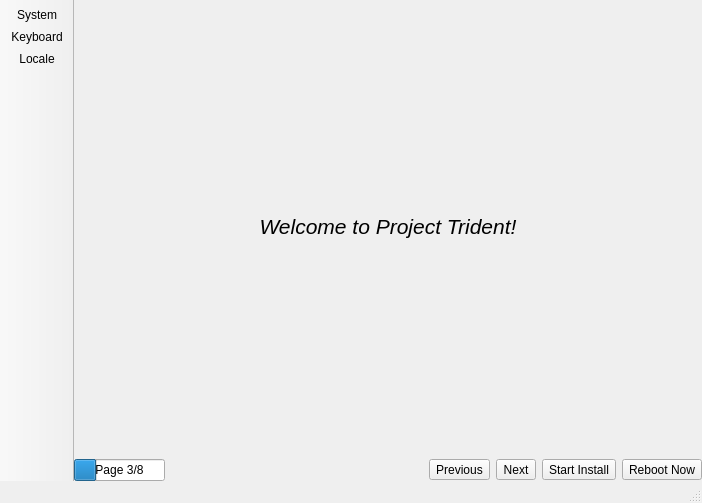
Qt form mainUI.ui (project-trident/trident-installer) before a commit.
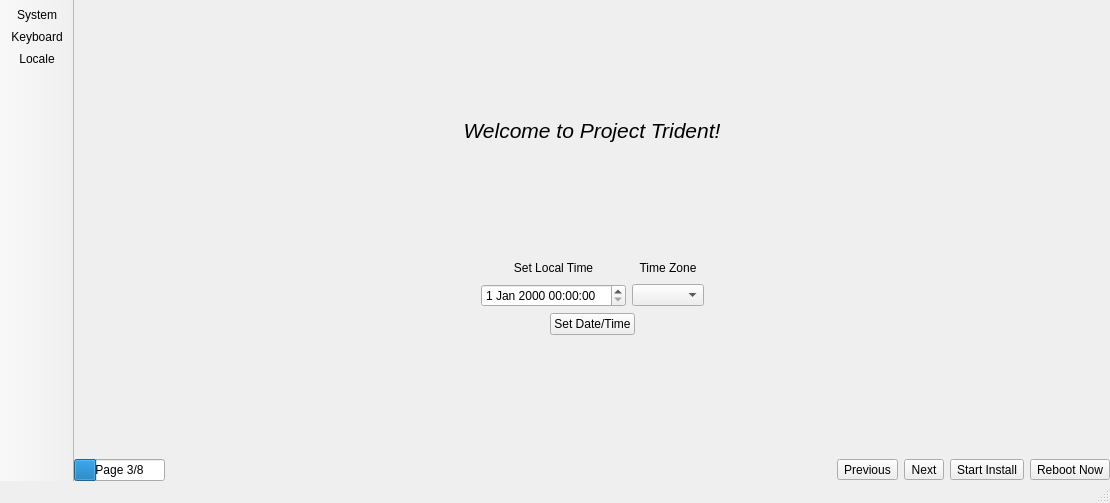
The same form after that commit. The open tabs and pages were chosen to show the change. Icons and pictures are not drawn.

Commit message: Add datetime/timezone options to the installer.

```diff
--- a/mainUI.ui
+++ b/mainUI.ui
@@ -6,7 +6,7 @@
    <rect>
     <x>0</x>
     <y>0</y>
-    <width>702</width>
+    <width>1110</width>
     <height>503</height>
    </rect>
   </property>
@@ -34,6 +34,19 @@
       </property>
       <widget class="QWidget" name="page_welcome">
        <layout class="QVBoxLayout" name="verticalLayout_6">
+        <item>
+         <spacer name="verticalSpacer_6">
+          <property name="orientation">
+           <enum>Qt::Vertical</enum>
+          </property>
+          <property name="sizeHint" stdset="0">
+           <size>
+            <width>20</width>
+            <height>40</height>
+           </size>
+          </property>
+         </spacer>
+        </item>
         <item>
          <widget class="QLabel" name="label_3">
           <property name="font">
@@ -50,6 +63,125 @@
           </property>
          </widget>
         </item>
+        <item>
+         <spacer name="verticalSpacer_5">
+          <property name="orientation">
+           <enum>Qt::Vertical</enum>
+          </property>
+          <property name="sizeHint" stdset="0">
+           <size>
+            <width>20</width>
+            <height>40</height>
+           </size>
+          </property>
+         </spacer>
+        </item>
+        <item>
+         <layout class="QGridLayout" name="gridLayout">
+          <item row="2" column="1">
+           <widget class="QDateTimeEdit" name="dateTimeEdit"/>
+          </item>
+          <item row="1" column="1">
+           <widget class="QLabel" name="label_19">
+            <property name="text">
+             <string>Set Local Time</string>
+            </property>
+            <property name="alignment">
+             <set>Qt::AlignCenter</set>
+            </property>
+           </widget>
+          </item>
+          <item row="1" column="0">
+           <spacer name="horizontalSpacer_2">
+            <property name="orientation">
+             <enum>Qt::Horizontal</enum>
+            </property>
+            <property name="sizeHint" stdset="0">
+             <size>
+              <width>40</width>
+              <height>20</height>
+             </size>
+            </property>
+           </spacer>
+          </item>
+          <item row="1" column="2">
+           <widget class="QLabel" name="label_20">
+            <property name="text">
+             <string>Time Zone</string>
+            </property>
+            <property name="alignment">
+             <set>Qt::AlignCenter</set>
+            </property>
+           </widget>
+          </item>
+          <item row="1" column="3">
+           <spacer name="horizontalSpacer_3">
+            <property name="orientation">
+             <enum>Qt::Horizontal</enum>
+            </property>
+            <property name="sizeHint" stdset="0">
+             <size>
+              <width>40</width>
+              <height>20</height>
+             </size>
+            </property>
+           </spacer>
+          </item>
+          <item row="2" column="2">
+           <widget class="QComboBox" name="comboBox_2"/>
+          </item>
+          <item row="3" column="1" colspan="2">
+           <layout class="QHBoxLayout" name="horizontalLayout_7">
+            <item>
+             <spacer name="horizontalSpacer_4">
+              <property name="orientation">
+               <enum>Qt::Horizontal</enum>
+              </property>
+              <property name="sizeHint" stdset="0">
+               <size>
+                <width>40</width>
+                <height>20</height>
+               </size>
+              </property>
+             </spacer>
+            </item>
+            <item>
+             <widget class="QPushButton" name="push_save_time">
+              <property name="text">
+               <string>Set Date/Time</string>
+              </property>
+             </widget>
+            </item>
+            <item>
+             <spacer name="horizontalSpacer_5">
+              <property name="orientation">
+               <enum>Qt::Horizontal</enum>
+              </property>
+              <property name="sizeHint" stdset="0">
+               <size>
+                <width>40</width>
+                <height>20</height>
+               </size>
+              </property>
+             </spacer>
+            </item>
+           </layout>
+          </item>
+         </layout>
+        </item>
+        <item>
+         <spacer name="verticalSpacer_4">
+          <property name="orientation">
+           <enum>Qt::Vertical</enum>
+          </property>
+          <property name="sizeHint" stdset="0">
+           <size>
+            <width>20</width>
+            <height>40</height>
+           </size>
+          </property>
+         </spacer>
+        </item>
        </layout>
       </widget>
       <widget class="QWidget" name="page_partitions">
```
Left out of the diff: 15 changed lines with no effect on the pictures.
